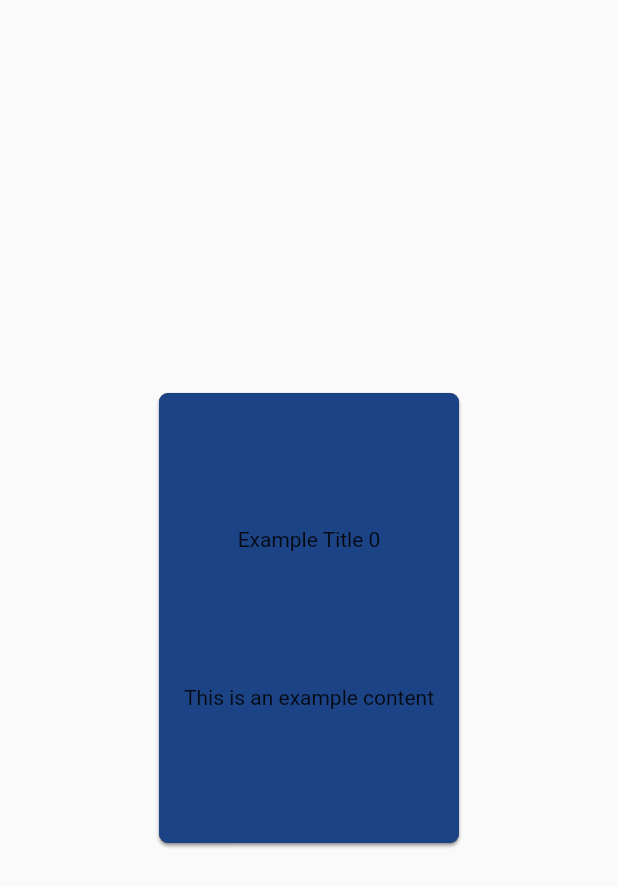
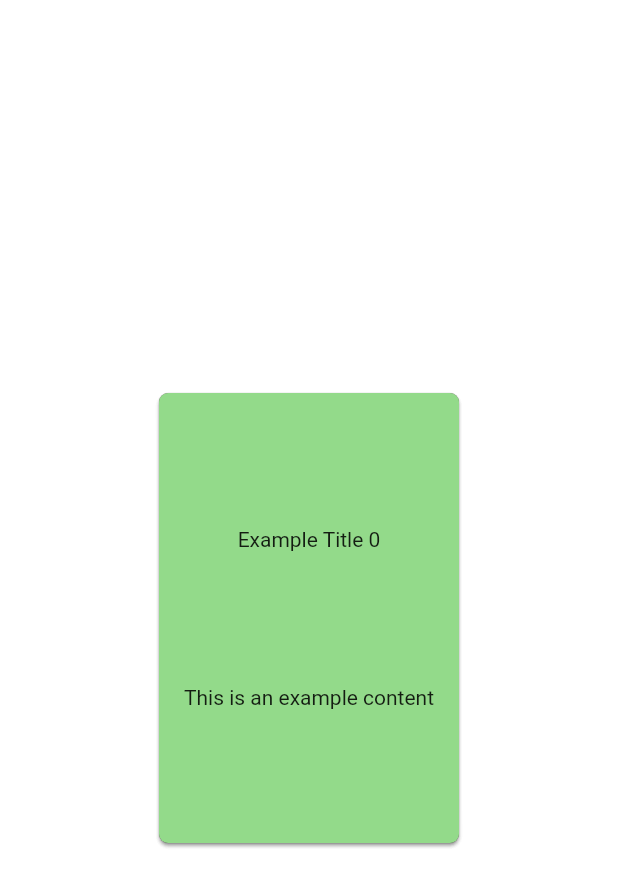
Before and after one commit to mirkancal/friendly-cards, a Flutter app: the screen it shows after launch, on a phone screen of 412 x 824 dp. Shown: the top 887 px of the screen. Run offline on Flutter 3.47's test engine with Material 2 defaults, Android fonts, the phone set to English and light mode, and no system bars; our stand-ins replace bloc, flutter_bloc; generated files the repository leaves out were written again.

Commit message:
- changed scaffold background according to friendly card's color

```diff
--- a/lib/app/app.dart
+++ b/lib/app/app.dart
@@ -25,10 +25,8 @@ class App extends StatelessWidget {
         GlobalMaterialLocalizations.delegate,
       ],
       supportedLocales: AppLocalizations.supportedLocales,
-      home: const Scaffold(
-        body: Center(
-          child: SlidableAnimatedCardsList(),
-        ),
+      home: const Center(
+        child: SlidableAnimatedCardsList(),
       ),
     );
   }
--- /dev/null
+++ b/lib/color_constants.dart
@@ -0,0 +1,11 @@
+import 'dart:ui';
+
+const List<Color> friendlyCardColorList = [
+  Color(0xFF93DA8A),
+  Color(0xFF90D5D0),
+  Color(0xFF26A988),
+  Color(0xFF89AAEA),
+  Color(0xFFFFAC55),
+  Color(0xFFFF9465),
+  Color(0xFFFFAFAF),
+];
--- a/lib/counter/widget/slidable_animated_cards_list.dart
+++ b/lib/counter/widget/slidable_animated_cards_list.dart
@@ -1,6 +1,7 @@
 import 'dart:math';
 
 import 'package:flutter/material.dart';
+import 'package:friendly_cards/color_constants.dart';
 import 'package:friendly_cards/counter/widget/slidable_animated_card.dart';
 import 'package:friendly_cards/models/friendly_card.dart';
 
@@ -18,17 +19,24 @@ class _SlidableAnimatedCardsListState extends State<SlidableAnimatedCardsList>
     with TickerProviderStateMixin {
   late final List<SlidableAnimatedCard> cards = List.generate(
     10,
-    (index) => SlidableAnimatedCard(
+    (index) {
+      backgroundColor = generatedColors[0];
+      return SlidableAnimatedCard(
         removeCard: _removeCard,
         child: FriendlyCardWidget(
           careCard: FriendlyCard(
-            color: Color((Random().nextDouble() * 0xFFFFFF).toInt())
-                .withOpacity(1),
+              color: generatedColors[index].withOpacity(1),
               content: 'This is an example content',
               title: 'Example Title $index'),
         ),
-    ),
       );
+    },
+  );
+
+  late final generatedColors = randomColorGenerator(10);
+
+  int colorIndex = 0;
+
   late final AnimationController rotationController;
   late final AnimationController opacityController;
   late final TweenSequence tweenRotation;
@@ -37,18 +45,25 @@ class _SlidableAnimatedCardsListState extends State<SlidableAnimatedCardsList>
   bool isRotation = false;
   bool isOpacity = false;
 
+  Color backgroundColor = Colors.white;
+
+  List<Color> randomColorGenerator(int amount) {
+    return List.generate(amount, (index) => friendlyCardColorList[index % 7])
+        .toList();
+  }
+
   @override
   void initState() {
     rotationController = AnimationController(
-        vsync: this, duration: const Duration(milliseconds: 300));
+        vsync: this, duration: const Duration(milliseconds: 200));
     opacityController = AnimationController(
-        vsync: this, duration: const Duration(milliseconds: 300));
+        vsync: this, duration: const Duration(milliseconds: 200));
 
     opacityAnimation = Tween<double>(
       begin: 0,
       end: 1,
     ).animate(CurvedAnimation(
-        parent: opacityController, curve: const Interval(0.5, 1)));
+        parent: opacityController, curve: const Interval(0.4, 1)));
 
     rotationAnimation = Tween<double>(
       begin: 0,
@@ -79,6 +94,9 @@ class _SlidableAnimatedCardsListState extends State<SlidableAnimatedCardsList>
   void _removeCard() {
     setState(() {
       cards.removeAt(0);
+      colorIndex += 1;
+
+      backgroundColor = generatedColors[colorIndex % 10];
       rotationController.forward();
       opacityController.forward();
     });
@@ -86,7 +104,9 @@ class _SlidableAnimatedCardsListState extends State<SlidableAnimatedCardsList>
 
   @override
   Widget build(BuildContext context) {
-    return AnimatedBuilder(
+    return Scaffold(
+      backgroundColor: backgroundColor.withOpacity(0.3),
+      body: AnimatedBuilder(
         animation: rotationController,
         builder: (BuildContext context, Widget? child) {
           return Stack(
@@ -118,6 +138,7 @@ class _SlidableAnimatedCardsListState extends State<SlidableAnimatedCardsList>
             ],
           );
         },
+      ),
     );
   }
 }
```
Lines whose indentation alone changed are shown as unchanged.
